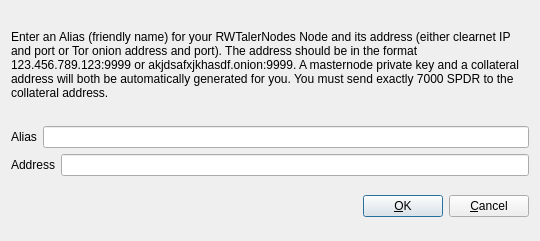
Old version of the form src/qt/forms/addeditspdrnode.ui in the repository Miner2212/RWTaler_RWTA.
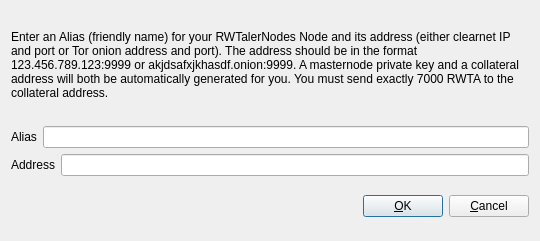
New version of the form.

Commit message: SPDR_TO_RWTA

```diff
--- a/src/qt/forms/addeditspdrnode.ui
+++ b/src/qt/forms/addeditspdrnode.ui
@@ -34,7 +34,7 @@
         </sizepolicy>
        </property>
        <property name="text">
-        <string>&lt;html&gt;&lt;head/&gt;&lt;body&gt;&lt;p&gt;Enter an Alias (friendly name) for your RWTalerNodes Node and its address (either clearnet IP and port or Tor onion address and port).  The address should be in the format 123.456.789.123:9999 or akjdsafxjkhasdf.onion:9999.  A masternode private key and a collateral address will both be automatically generated for you.  You must send exactly 7000 SPDR to the collateral address.&lt;/p&gt;&lt;/body&gt;&lt;/html&gt;</string>
+        <string>&lt;html&gt;&lt;head/&gt;&lt;body&gt;&lt;p&gt;Enter an Alias (friendly name) for your RWTalerNodes Node and its address (either clearnet IP and port or Tor onion address and port).  The address should be in the format 123.456.789.123:9999 or akjdsafxjkhasdf.onion:9999.  A masternode private key and a collateral address will both be automatically generated for you.  You must send exactly 7000 RWTA to the collateral address.&lt;/p&gt;&lt;/body&gt;&lt;/html&gt;</string>
        </property>
        <property name="wordWrap">
         <bool>true</bool>
```
The commit also changes 307 other files.
